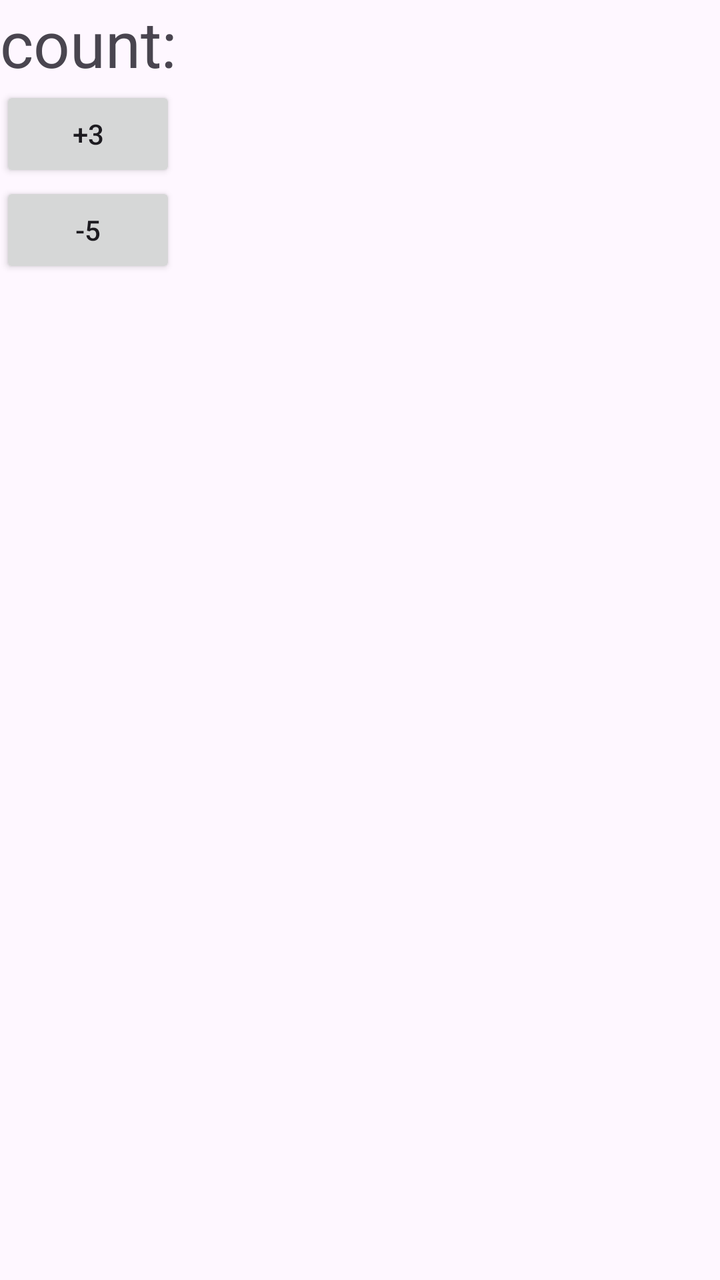
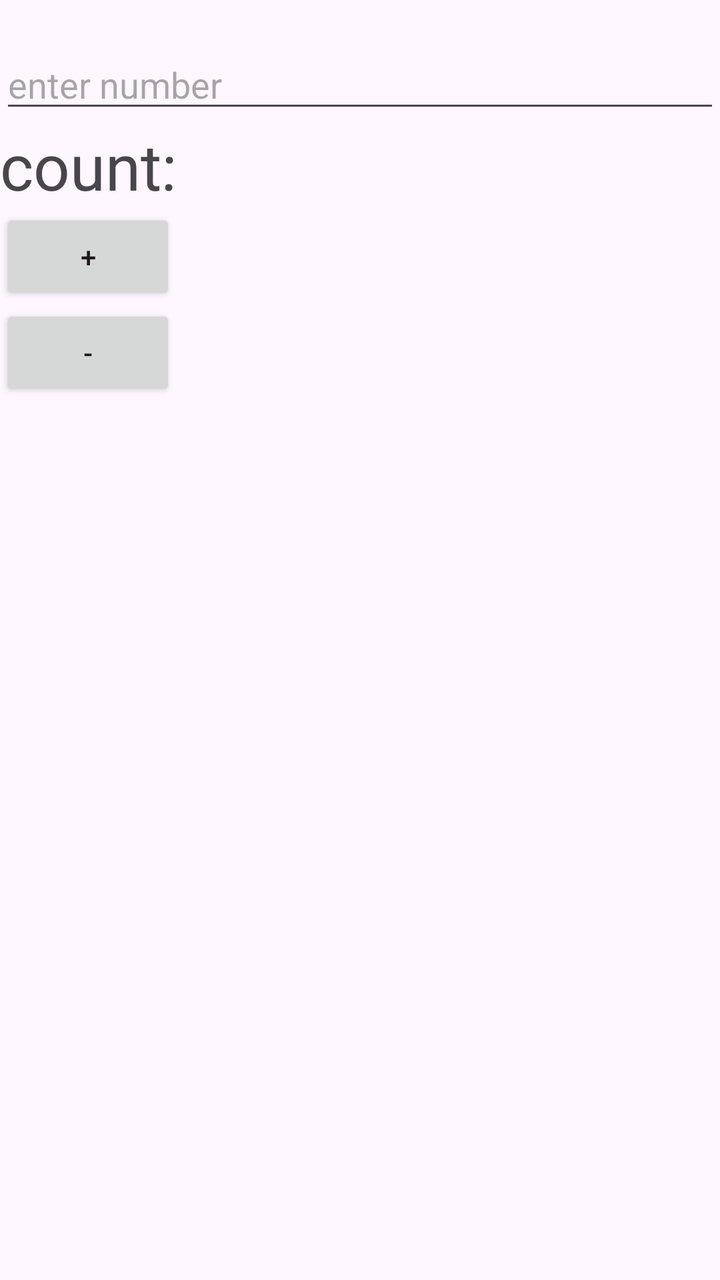

An Android layout rendered at two revisions. The XML below is the earlier revision; the diff shows what the commit changed to produce the second picture.
<!-- AndroidManifest.xml: application theme Theme.MyApplication -->
<!-- res/layout/activity_main.xml -->
<?xml version="1.0" encoding="utf-8"?>
<LinearLayout
    xmlns:android="http://schemas.android.com/apk/res/android"
    android:id="@+id/main"
    android:layout_width="match_parent"
    android:layout_height="match_parent"
    android:orientation="vertical">

    <TextView
        android:id="@+id/txtCountdown"
        android:layout_width="wrap_content"
        android:layout_height="wrap_content"
        android:text="count:"
        android:textSize="32sp"/>

    <Button
        android:id="@+id/btnPos"
        android:layout_width="wrap_content"
        android:layout_height="wrap_content"
        android:text="+3"/>

    <Button
        android:id="@+id/btnNeg"
        android:layout_width="wrap_content"
        android:layout_height="wrap_content"
        android:text="-5"/>

</LinearLayout>
<!-- resources referenced by this layout -->
<resources>
  <style name="Theme.MyApplication" parent="Base.Theme.MyApplication" />
  <style name="Base.Theme.MyApplication" parent="Theme.Material3.DayNight.NoActionBar">
          
          
      </style>
</resources>

<!-- the commit's change to res/layout/activity_main.xml (unified diff, before → after) -->
@@ -5,6 +5,15 @@
     android:layout_width="match_parent"
     android:layout_height="match_parent"
     android:orientation="vertical">
+
+    <EditText
+        android:id="@+id/edit_query"
+        android:layout_marginTop="20dp"
+        android:layout_width="match_parent"
+        android:layout_height="wrap_content"
+        android:hint="enter number"
+        android:inputType="number"
+        />
 
     <TextView
         android:id="@+id/txtCountdown"
@@ -17,12 +26,12 @@
         android:id="@+id/btnPos"
         android:layout_width="wrap_content"
         android:layout_height="wrap_content"
-        android:text="+3"/>
+        android:text="+"/>
 
     <Button
         android:id="@+id/btnNeg"
         android:layout_width="wrap_content"
         android:layout_height="wrap_content"
-        android:text="-5"/>
+        android:text="-"/>
 
 </LinearLayout>
